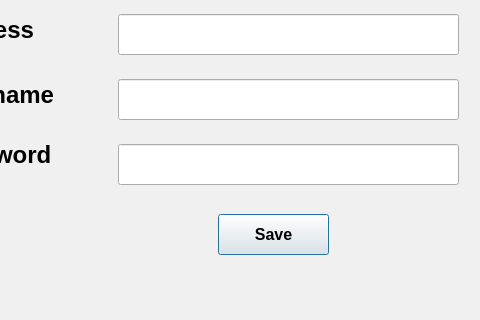
First picture: the form in sign_in.ui, repository SonaliGaonkar/CarRentalSystem, before the edit; both pictures show x 122 to 602 and y 276 to 596 of the 602 by 596 pixel window.
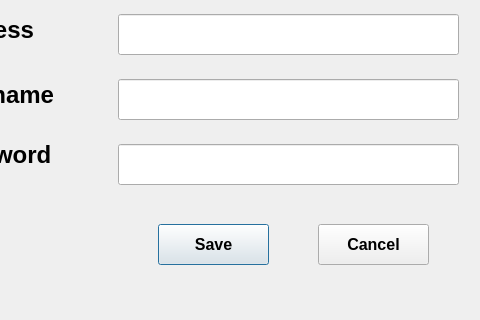
Second picture: the form after the edit.

Diff of the .ui file:
```diff
--- a/sign_in.ui
+++ b/sign_in.ui
@@ -12,39 +12,9 @@
   </property>
   <property name="palette">
    <palette>
-    <active>
-     <colorrole role="Window">
-      <brush brushstyle="SolidPattern">
-       <color alpha="255">
-        <red>255</red>
-        <green>255</green>
-        <blue>127</blue>
-       </color>
-      </brush>
-     </colorrole>
-    </active>
-    <inactive>
-     <colorrole role="Window">
-      <brush brushstyle="SolidPattern">
-       <color alpha="255">
-        <red>240</red>
-        <green>240</green>
-        <blue>240</blue>
-       </color>
-      </brush>
-     </colorrole>
-    </inactive>
-    <disabled>
-     <colorrole role="Window">
-      <brush brushstyle="SolidPattern">
-       <color alpha="255">
-        <red>240</red>
-        <green>240</green>
-        <blue>240</blue>
-       </color>
-      </brush>
-     </colorrole>
-    </disabled>
+    <active/>
+    <inactive/>
+    <disabled/>
    </palette>
   </property>
   <property name="windowTitle">
@@ -220,8 +190,8 @@
   <widget class="QPushButton" name="pushButton">
    <property name="geometry">
     <rect>
-     <x>340</x>
-     <y>490</y>
+     <x>280</x>
+     <y>500</y>
      <width>111</width>
      <height>41</height>
     </rect>
@@ -236,6 +206,25 @@
     <string>Save</string>
    </property>
   </widget>
+  <widget class="QPushButton" name="pushButton_2">
+   <property name="geometry">
+    <rect>
+     <x>440</x>
+     <y>500</y>
+     <width>111</width>
+     <height>41</height>
+    </rect>
+   </property>
+   <property name="font">
+    <font>
+     <pointsize>12</pointsize>
+     <bold>true</bold>
+    </font>
+   </property>
+   <property name="text">
+    <string>Cancel</string>
+   </property>
+  </widget>
  </widget>
  <resources/>
  <connections/>
```
